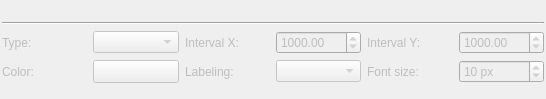
Qt form kadas/app/mapgrid/kadasmapgridwidgetbase.ui (kadas-albireo/kadas-albireo2) before a commit.
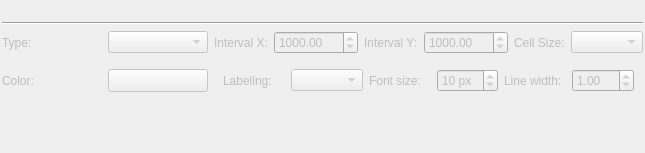
The same form after that commit. Custom widgets are drawn as their Qt base class.

Commit message: setting to change grid line width

Patch:
```diff
--- a/kadas/app/mapgrid/kadasmapgridwidgetbase.ui
+++ b/kadas/app/mapgrid/kadasmapgridwidgetbase.ui
@@ -6,8 +6,8 @@
    <rect>
     <x>0</x>
     <y>0</y>
-    <width>546</width>
-    <height>99</height>
+    <width>645</width>
+    <height>153</height>
    </rect>
   </property>
   <layout class="QGridLayout" name="gridLayout_2">
@@ -41,89 +41,6 @@
       <property name="bottomMargin">
        <number>0</number>
       </property>
-      <item row="1" column="5">
-       <widget class="QWidget" name="widgetHeight" native="true">
-        <layout class="QHBoxLayout" name="horizontalLayout_6">
-         <property name="spacing">
-          <number>0</number>
-         </property>
-         <property name="leftMargin">
-          <number>0</number>
-         </property>
-         <property name="topMargin">
-          <number>0</number>
-         </property>
-         <property name="rightMargin">
-          <number>0</number>
-         </property>
-         <property name="bottomMargin">
-          <number>0</number>
-         </property>
-         <item>
-          <widget class="QSpinBox" name="spinBoxFontSize">
-           <property name="suffix">
-            <string notr="true"> px</string>
-           </property>
-           <property name="minimum">
-            <number>1</number>
-           </property>
-           <property name="value">
-            <number>10</number>
-           </property>
-          </widget>
-         </item>
-        </layout>
-       </widget>
-      </item>
-      <item row="0" column="4">
-       <widget class="QLabel" name="labelIntervalY">
-        <property name="text">
-         <string>Interval Y:</string>
-        </property>
-       </widget>
-      </item>
-      <item row="0" column="2">
-       <widget class="QLabel" name="labelIntervalX">
-        <property name="text">
-         <string>Interval X:</string>
-        </property>
-       </widget>
-      </item>
-      <item row="0" column="0">
-       <widget class="QLabel" name="labelGridType">
-        <property name="text">
-         <string>Type:</string>
-        </property>
-       </widget>
-      </item>
-      <item row="2" column="0" colspan="6">
-       <widget class="QWidget" name="widget_3" native="true">
-        <layout class="QHBoxLayout" name="horizontalLayout_3">
-         <property name="leftMargin">
-          <number>0</number>
-         </property>
-         <property name="topMargin">
-          <number>0</number>
-         </property>
-         <property name="rightMargin">
-          <number>0</number>
-         </property>
-         <property name="bottomMargin">
-          <number>0</number>
-         </property>
-        </layout>
-       </widget>
-      </item>
-      <item row="0" column="1">
-       <widget class="QComboBox" name="comboBoxGridType"/>
-      </item>
-      <item row="1" column="0">
-       <widget class="QLabel" name="labelColor">
-        <property name="text">
-         <string>Color:</string>
-        </property>
-       </widget>
-      </item>
       <item row="1" column="1">
        <widget class="QgsColorButton" name="toolButtonColor">
         <property name="sizePolicy">
@@ -134,47 +51,163 @@
         </property>
        </widget>
       </item>
-      <item row="0" column="3">
-       <widget class="QDoubleSpinBox" name="spinBoxIntervalX">
-        <property name="toolTip">
-         <string>Columns</string>
+      <item row="1" column="0">
+       <widget class="QLabel" name="labelColor">
+        <property name="text">
+         <string>Color:</string>
         </property>
-        <property name="maximum">
-         <double>100000.000000000000000</double>
-        </property>
-        <property name="value">
-         <double>1000.000000000000000</double>
-        </property>
        </widget>
       </item>
-      <item row="0" column="5">
-       <widget class="QDoubleSpinBox" name="spinBoxIntervalY">
-        <property name="toolTip">
-         <string>Rows</string>
-        </property>
-        <property name="maximum">
-         <double>100000.000000000000000</double>
-        </property>
-        <property name="value">
-         <double>1000.000000000000000</double>
-        </property>
-       </widget>
+      <item row="0" column="1">
+       <widget class="QComboBox" name="comboBoxGridType"/>
       </item>
-      <item row="1" column="2">
-       <widget class="QLabel" name="labelLabeling">
+      <item row="0" column="0">
+       <widget class="QLabel" name="labelGridType">
         <property name="text">
-         <string>Labeling:</string>
+         <string>Type:</string>
         </property>
        </widget>
       </item>
-      <item row="1" column="3">
-       <widget class="QComboBox" name="comboBoxLabeling"/>
+      <item row="2" column="0" colspan="6">
+       <widget class="QWidget" name="widget_3" native="true">
+        <layout class="QHBoxLayout" name="horizontalLayout_3">
+         <property name="leftMargin">
+          <number>0</number>
+         </property>
+         <property name="topMargin">
+          <number>0</number>
+         </property>
+         <property name="rightMargin">
+          <number>0</number>
+         </property>
+         <property name="bottomMargin">
+          <number>0</number>
+         </property>
+        </layout>
+       </widget>
       </item>
-      <item row="1" column="4">
-       <widget class="QLabel" name="labelFontSize">
-        <property name="text">
-         <string>Font size:</string>
-        </property>
+      <item row="1" column="2" colspan="4">
+       <widget class="QWidget" name="widget_2" native="true">
+        <layout class="QGridLayout" name="gridLayout_4">
+         <item row="0" column="0">
+          <widget class="QLabel" name="labelLabeling">
+           <property name="text">
+            <string>Labeling:</string>
+           </property>
+          </widget>
+         </item>
+         <item row="0" column="1">
+          <widget class="QComboBox" name="comboBoxLabeling"/>
+         </item>
+         <item row="0" column="2">
+          <widget class="QLabel" name="labelFontSize">
+           <property name="text">
+            <string>Font size:</string>
+           </property>
+          </widget>
+         </item>
+         <item row="0" column="4">
+          <widget class="QLabel" name="label">
+           <property name="text">
+            <string>Line width:</string>
+           </property>
+          </widget>
+         </item>
+         <item row="0" column="3">
+          <widget class="QSpinBox" name="spinBoxFontSize">
+           <property name="suffix">
+            <string notr="true"> px</string>
+           </property>
+           <property name="minimum">
+            <number>1</number>
+           </property>
+           <property name="value">
+            <number>10</number>
+           </property>
+          </widget>
+         </item>
+         <item row="0" column="5">
+          <widget class="QDoubleSpinBox" name="mLineWidthSpinBox">
+           <property name="maximum">
+            <double>10.000000000000000</double>
+           </property>
+           <property name="singleStep">
+            <double>0.100000000000000</double>
+           </property>
+           <property name="value">
+            <double>1.000000000000000</double>
+           </property>
+          </widget>
+         </item>
+        </layout>
+       </widget>
+      </item>
+      <item row="0" column="2" colspan="4">
+       <widget class="QWidget" name="widget" native="true">
+        <layout class="QGridLayout" name="gridLayout_3">
+         <property name="leftMargin">
+          <number>0</number>
+         </property>
+         <property name="topMargin">
+          <number>0</number>
+         </property>
+         <property name="rightMargin">
+          <number>0</number>
+         </property>
+         <property name="bottomMargin">
+          <number>0</number>
+         </property>
+         <item row="0" column="4">
+          <widget class="QLabel" name="mCellSizeLabel">
+           <property name="text">
+            <string>Cell Size:</string>
+           </property>
+          </widget>
+         </item>
+         <item row="0" column="3">
+          <widget class="QDoubleSpinBox" name="spinBoxIntervalY">
+           <property name="toolTip">
+            <string>Rows</string>
+           </property>
+           <property name="maximum">
+            <double>100000.000000000000000</double>
+           </property>
+           <property name="value">
+            <double>1000.000000000000000</double>
+           </property>
+          </widget>
+         </item>
+         <item row="0" column="1">
+          <widget class="QDoubleSpinBox" name="spinBoxIntervalX">
+           <property name="toolTip">
+            <string>Columns</string>
+           </property>
+           <property name="maximum">
+            <double>100000.000000000000000</double>
+           </property>
+           <property name="value">
+            <double>1000.000000000000000</double>
+           </property>
+          </widget>
+         </item>
+         <item row="0" column="2">
+          <widget class="QLabel" name="labelIntervalY">
+           <property name="text">
+            <string>Interval Y:</string>
+           </property>
+          </widget>
+         </item>
+         <item row="0" column="0">
+          <widget class="QLabel" name="labelIntervalX">
+           <property name="text">
+            <string>Interval X:</string>
+           </property>
+          </widget>
+         </item>
+         <item row="0" column="5">
+          <widget class="QComboBox" name="mCellSizeCombo"/>
+         </item>
+        </layout>
        </widget>
       </item>
      </layout>
```
Left out of the diff: 26 changed lines with no effect on the pictures. The commit also changes 5 other files.
